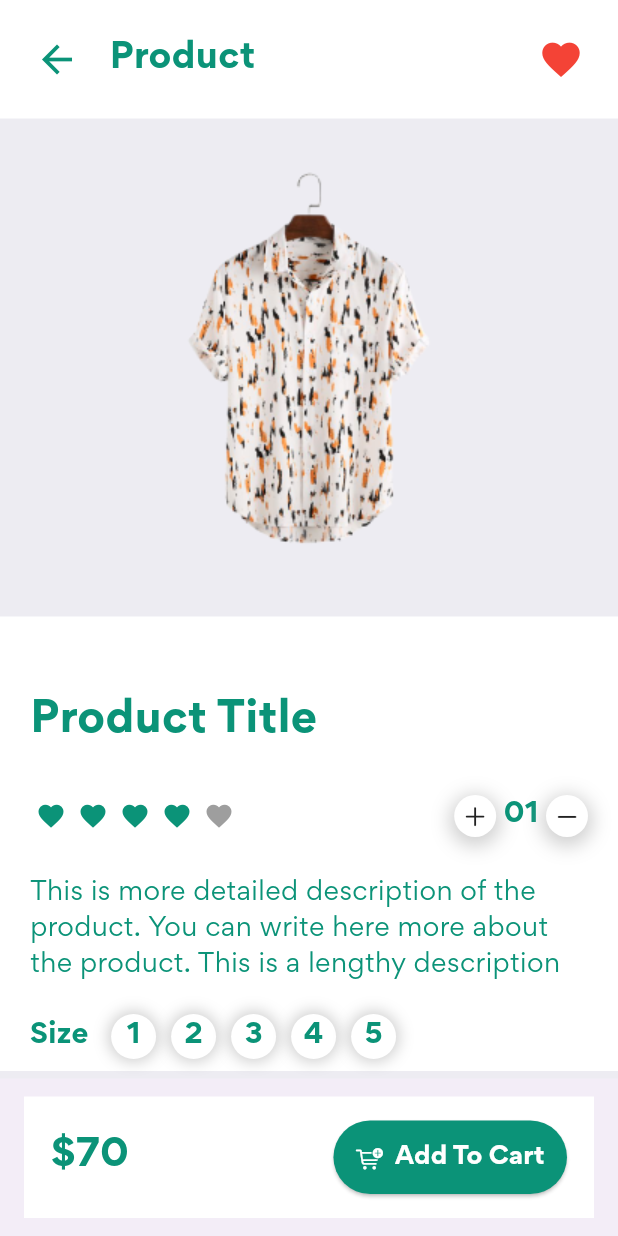
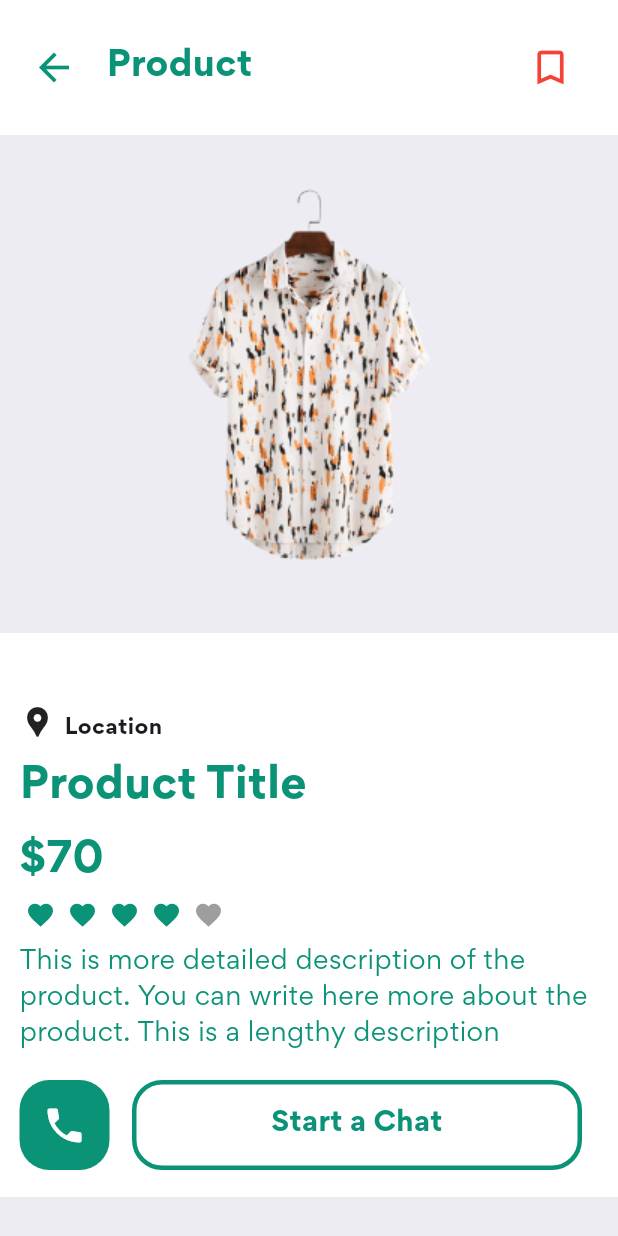
Before and after one commit to gideonadjei94/E-commerce-screen, a Flutter app: the ItemPage screen opened directly, on a phone screen of 412 x 824 dp. Run offline on Flutter 3.47's test engine with Material 3 defaults, Android fonts, the phone set to English and light mode, and no system bars; drawn by our look-alikes of flutter_rating_bar; missing offline and left inert: clippy_flutter.

Commit message:
simplified the screen designs

```diff
--- a/lib/CartAppBar.dart
+++ b/lib/CartAppBar.dart
@@ -24,7 +24,7 @@ class CartAppBar extends StatelessWidget {
           Padding(padding:
           EdgeInsets.only(left: 20),
           child: Text(
-            'Cart',
+            'Saved',
             style: TextStyle(
               fontSize: 25,
               fontWeight: FontWeight.bold,
--- a/lib/ItemAppBar.dart
+++ b/lib/ItemAppBar.dart
@@ -1,4 +1,5 @@
 import 'package:flutter/material.dart';
+import 'package:market/CartPage.dart';
 
 class ItemAppBar extends StatelessWidget {
   const ItemAppBar({super.key});
@@ -7,7 +8,7 @@ class ItemAppBar extends StatelessWidget {
   Widget build(BuildContext context) {
     return Container(
       color: Colors.white,
-      padding: EdgeInsets.all(23),
+      padding: EdgeInsets.all(21),
       child: Row(
         children: [
           InkWell(
@@ -33,11 +34,13 @@ class ItemAppBar extends StatelessWidget {
             ),
           ),
           Spacer(),
-          Icon(
-            Icons.favorite,
-            size: 30,
+          IconButton(
+            onPressed: (){},
+            icon: Icon(Icons.bookmark_border),
             color: Colors.red,
-          ),
+            iconSize: 30,
+            ),
+
         ],
       ),
     );
--- a/lib/ItemBottomNavBar.dart
+++ /dev/null
@@ -1,59 +0,0 @@
-import 'package:flutter/cupertino.dart';
-import 'package:flutter/material.dart';
-
-class ItemBottomNavBar extends StatelessWidget {
-  const ItemBottomNavBar({super.key});
-
-  @override
-  Widget build(BuildContext context) {
-    return BottomAppBar(
-      height: 105,
-      child: Container(
-
-        padding: EdgeInsets.symmetric(horizontal: 18),
-        decoration: BoxDecoration(
-
-          color: Colors.white ,
-
-        ),
-        child: Row(
-          mainAxisAlignment: MainAxisAlignment.spaceBetween,
-          children: [
-            Text(
-              "\$70",
-              style: TextStyle(
-                fontSize: 25 ,
-                fontWeight: FontWeight.bold ,
-                color: Color.fromARGB(255, 11, 147, 120),
-              ),
-            ),
-
-            ElevatedButton.icon(
-              onPressed: (){},
-              icon: Icon(CupertinoIcons.cart_badge_plus , color: Colors.white,),
-            label: Text(
-              "Add To Cart",
-              style: TextStyle(
-                fontSize: 16 ,
-                fontWeight: FontWeight.bold ,
-                color: Colors.white
-              ),
-            ),
-            style: ButtonStyle(
-              backgroundColor: MaterialStateProperty.all(Color.fromARGB(255, 11, 147, 120)),
-              padding: MaterialStateProperty.all(
-                EdgeInsets.symmetric(vertical: 13 , horizontal: 15)
-              ),
-              shape: MaterialStateProperty.all<RoundedRectangleBorder>(
-                RoundedRectangleBorder(
-                  borderRadius: BorderRadius.circular(30)
-                )
-              )
-            ),
-            )
-          ],
-        ),
-      ),
-    );
-  }
-}
--- a/lib/ItemPage.dart
+++ b/lib/ItemPage.dart
@@ -3,7 +3,7 @@ import 'package:flutter/cupertino.dart';
 import 'package:flutter/material.dart';
 import 'package:flutter_rating_bar/flutter_rating_bar.dart';
 import 'ItemAppBar.dart';
-import 'ItemBottomNavBar.dart';
+
 
 class ItemPage extends StatelessWidget {
   const ItemPage({super.key});
@@ -21,20 +21,38 @@ class ItemPage extends StatelessWidget {
             ),
 
             Arc(
-              height: 30,
+              height: 35,
               edge: Edge.TOP,
               arcType: ArcType.CONVEY,
               child: Container(
                 width: double.infinity,
                 color: Colors.white,
                 child: Padding(
-                  padding: EdgeInsets.symmetric(horizontal: 20),
+                  padding: EdgeInsets.symmetric(horizontal: 13),
                   child: Column(
                     children: [
+                         Container(
+                          padding: EdgeInsets.only(top: 45),
+                          child: Row(
+                            children: [
+                              Icon(Icons.location_pin),
+                              Padding(padding: EdgeInsets.only(left: 6 , top: 8),
+                              child: Text(
+                                "Location" ,
+                                style: TextStyle(
+                                  fontSize: 14 ,
+                                  fontWeight: FontWeight.bold
+                                ),
+                              ),
+                              )
+                            ],
+                          ),
+                         ),
+
                       Padding(
                         padding:EdgeInsets.only(
-                          top: 50,
-                          bottom: 20
+                          top: 10,
+                          bottom: 10
                         ),
                         child: Row(
                           children: [
@@ -50,8 +68,26 @@ class ItemPage extends StatelessWidget {
                         ),
                       ),
 
+                      Row(
+                        children: [
+                          Container(
+                            child: Padding(
+                              padding: EdgeInsets.only( bottom: 6),
+                              child: Text(
+                                "\$70",
+                                style: TextStyle(
+                                  fontSize: 27,
+                                  fontWeight: FontWeight.bold ,
+                                  color: Color.fromARGB(255, 11, 147, 120),
+                                ),
+                              ),
+                            ),
+                          ),
+                        ],
+                      ),
+
                       Padding(
-                        padding: EdgeInsets.only(top: 5 , bottom: 10),
+                        padding: EdgeInsets.only(top: 0 , bottom: 10),
                         child: Row(
                           mainAxisAlignment: MainAxisAlignment.spaceBetween,
                           children: [
@@ -69,56 +105,7 @@ class ItemPage extends StatelessWidget {
 
                               Row(
                                 children: [
-                                  Container(
-                                    padding: EdgeInsets.all(5),
-                                    decoration: BoxDecoration(
-                                      color: Colors.white,
-                                      borderRadius: BorderRadius.circular(20),
-                                      boxShadow: [
-                                        BoxShadow(
-                                          color: Colors.grey.withOpacity(0.5),
-                                          spreadRadius: 3,
-                                          blurRadius: 10,
-                                          offset: Offset(0, 3)
-                                        )
-                                      ]
-                                    ),
-                                    child: Icon(
-                                      CupertinoIcons.add,
-                                      size: 18,
-                                    ),
-                                  ),
 
-                                  Container(
-                                    padding: EdgeInsets.all(5),
-                                    child: Text(
-                                      "01",
-                                      style: TextStyle(
-                                        fontSize: 18,
-                                        fontWeight: FontWeight.bold,
-                                        color:Color.fromARGB(255, 11, 147, 120),
-                                      ),
-                                    ),
-                                  ),
-                                  Container(
-                                    padding: EdgeInsets.all(5),
-                                    decoration: BoxDecoration(
-                                      color: Colors.white,
-                                      borderRadius: BorderRadius.circular(20),
-                                      boxShadow: [
-                                        BoxShadow(
-                                          color: Colors.grey.withOpacity(0.5),
-                                          spreadRadius: 3,
-                                          blurRadius: 10,
-                                          offset: Offset(0, 3)
-                                        )
-                                      ]
-                                    ),
-                                    child: Icon(
-                                      CupertinoIcons.minus,
-                                      size: 18,
-                                    ),
-                                  )
                                 ],
                               )
                           ],
@@ -126,7 +113,7 @@ class ItemPage extends StatelessWidget {
                       ),
 
                       Padding(
-                        padding: EdgeInsets.symmetric(vertical: 12),
+                        padding: EdgeInsets.symmetric(vertical: 0),
                         child: Text(
                           "This is more detailed description of the product. You can write here more about the product. This is a lengthy description",
                           style: TextStyle(
@@ -135,52 +122,50 @@ class ItemPage extends StatelessWidget {
                           ),
                         ),
                       ),
-                      Padding(
-                        padding:EdgeInsets.symmetric(vertical: 8),
-                        child: Row(
+                      Row(
                         children: [
-                            Text(
-                              "Size",
+                          Container(
+                            margin: EdgeInsets.only(top: 18 , bottom: 18),
+                            width: 60,
+                            height: 60,
+                            alignment: Alignment.center,
+                             decoration: BoxDecoration(
+                                          color: Color.fromARGB(255, 11, 147, 120),
+                                          borderRadius: BorderRadius.circular(20)
+                                        ),
+                                        child: IconButton(
+                                          onPressed: (){},
+                                        icon: Icon(
+                                          Icons.phone,
+                                          color: Colors.white,
+                                          size: 30,
+                                          ),
+                                        ),
+                          ),
+                          Container(
+                            margin: EdgeInsets.only(left: 15),
+                            width: 300,
+                            height: 60,
+                            alignment: Alignment.center,
+                            decoration: BoxDecoration(
+                                          // color: Color.fromARGB(255, 11, 147, 120),
+                                          borderRadius: BorderRadius.circular(20),
+                                          border: Border.all(
+                                            color: Color.fromARGB(255, 11, 147, 120),
+                                            width: 3,
+                                          )
+                                        ),
+                                        child: Text(
+                                          "Start a Chat",
                                           style: TextStyle(
                                             fontSize: 18 ,
-                                fontWeight: FontWeight.bold,
-                                color:Color.fromARGB(255, 11, 147, 120),
+                                            fontWeight: FontWeight.bold ,
+                                            color: Color.fromARGB(255, 11, 147, 120),
                                           ),
                                         ),
-                            SizedBox(width: 10),
-                            Row(
-                              children: [
-                                for(int i = 1 ; i <= 5 ; i++)
-                                Container(
-                                  height: 30,
-                                  width: 30,
-                                  alignment: Alignment.center,
-                                  margin: EdgeInsets.symmetric(horizontal: 5),
-                                  decoration: BoxDecoration(
-                                    color:Colors.white,
-                                    borderRadius: BorderRadius.circular(30),
-                                    boxShadow: [
-                                      BoxShadow(
-                                        color: Colors.grey.withOpacity(0.5),
-                                        spreadRadius: 2,
-                                        blurRadius: 8,
-                                      )
-                                    ]
-                                  ),
-                                  child: Text(
-                                    "$i" ,
-                                    style: TextStyle(
-                                      fontSize: 18 ,
-                                      fontWeight: FontWeight.bold,
-                                      color:Color.fromARGB(255, 11, 147, 120),
-                                    ),
-                                  ),
-                                )
-                              ],
                                          ),
                         ],
                       ),
-                      )
                     ],
                   ),
                 ),
@@ -190,7 +175,6 @@ class ItemPage extends StatelessWidget {
         ],
       ),
 
-      bottomNavigationBar: ItemBottomNavBar(),
     );
   }
 }
```
Also changed, not shown: lib/CartBottomNavBar.dart (deleted, +0 -61 lines), lib/CartItems.dart (+8 -51 lines), lib/CartPage.dart (+2 -34 lines), lib/ShopAppbar.dart (+30 -6 lines), lib/items.dart (+6 -6 lines). Lines whose indentation alone changed are shown as unchanged.
